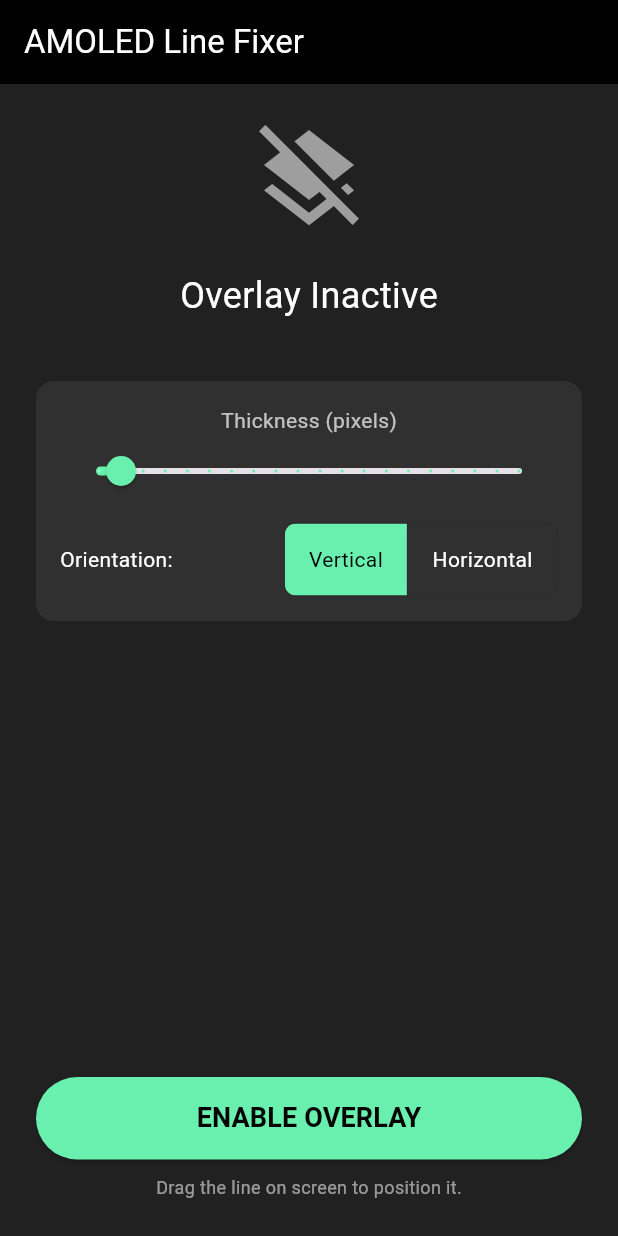
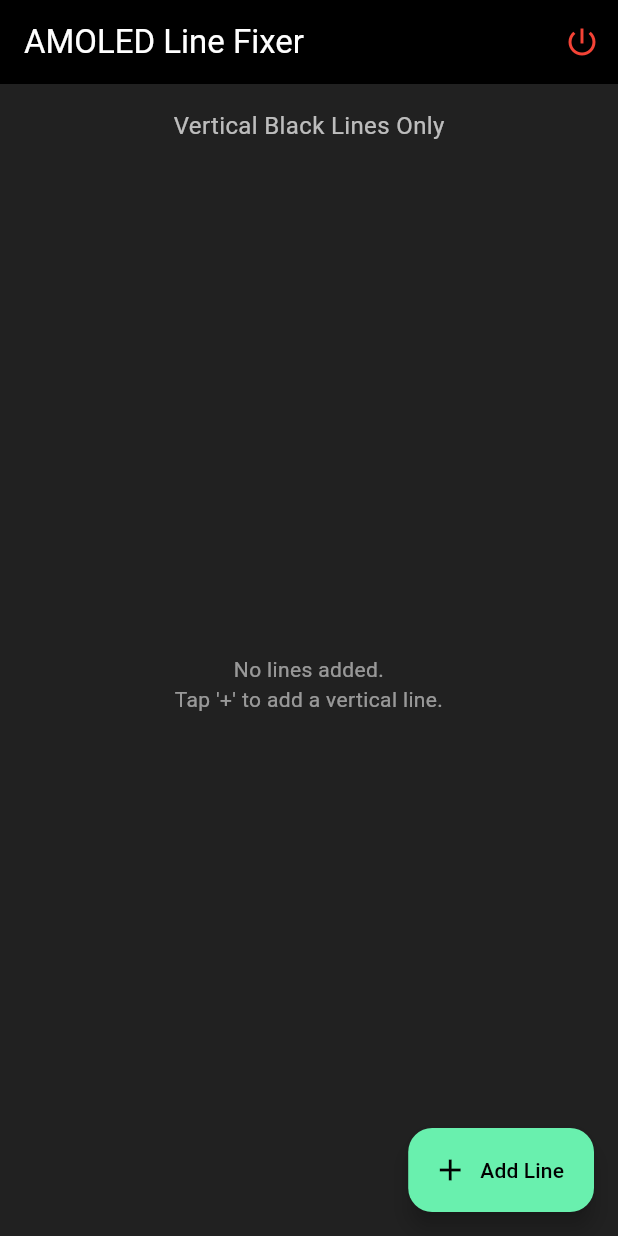
Before and after one commit to radiptolange/Green-Line-Disable-O_Amo-Led, a Flutter app: the screen it shows after launch, on a phone screen of 412 x 824 dp. Run offline on Flutter 3.47's test engine with Material 3 defaults, Android fonts, the phone set to English and light mode, and no system bars.

Commit message:
Implement multi-line vertical overlay support with sync logic

```diff
--- a/lib/main.dart
+++ b/lib/main.dart
@@ -12,12 +12,41 @@ class OverlayController extends StatefulWidget {
   State<OverlayController> createState() => _OverlayControllerState();
 }
 
+class LineConfig {
+  final int id;
+  double thickness;
+
+  LineConfig({required this.id, this.thickness = 2.0});
+
+  Map<String, dynamic> toMap() {
+    return {
+      "id": id,
+      "thickness": thickness.toInt(),
+    };
+  }
+}
+
 class _OverlayControllerState extends State<OverlayController> {
   static const platform = MethodChannel('com.example.amoled/overlay');
 
-  bool _isOverlayActive = false;
-  bool _isVertical = true;
-  double _thickness = 2.0;
+  final List<LineConfig> _lines = [];
+  int _nextId = 0;
+  bool _isServiceRunning = false;
+
+  @override
+  void initState() {
+    super.initState();
+    _checkServiceStatus();
+  }
+
+  Future<void> _checkServiceStatus() async {
+    // Ideally we would ask the native side if the service is running.
+    // For now, we assume it's not running on fresh app start,
+    // or we could implement a 'isServiceRunning' method.
+    // But since we want to sync state, let's just start with an empty list or
+    // maybe we just rely on the user adding lines again.
+    // Better: let's try to "sync" with what we have locally.
+  }
 
   Future<void> _checkPermission() async {
     final bool hasPermission = await platform.invokeMethod('checkPermission');
@@ -26,33 +55,65 @@ class _OverlayControllerState extends State<OverlayController> {
     }
   }
 
-  Future<void> _toggleOverlay() async {
+  Future<void> _syncOverlay() async {
     try {
-      if (_isOverlayActive) {
-        await platform.invokeMethod('stopOverlay');
-        setState(() => _isOverlayActive = false);
-      } else {
+      if (!_isServiceRunning && _lines.isNotEmpty) {
         await _checkPermission();
-        // Send config map
-        await platform.invokeMethod('startOverlay', {
-          "thickness": _thickness.toInt(),
-          "isVertical": _isVertical,
-        });
-        setState(() => _isOverlayActive = true);
       }
+
+      if (_lines.isEmpty) {
+         // If no lines, we can technically stop the service,
+         // OR we can just clear all overlays and keep service running.
+         // The user requirement "background run always" implies we should keep it running
+         // as long as there is at least one line, or maybe explicitly toggled.
+         // But if there are no lines, there is nothing to show.
+         // Let's stop the service if list is empty to save resources,
+         // UNLESS the user explicitly wants it "on".
+         // But "lines only" implies if I delete all lines, nothing is there.
+      }
+
+      final List<Map<String, dynamic>> linesData = _lines.map((l) => l.toMap()).toList();
+
+      await platform.invokeMethod('syncLines', {"lines": linesData});
+      setState(() => _isServiceRunning = true);
+
     } on PlatformException catch (e) {
-      print("Failed to toggle overlay: '${e.message}'.");
+      print("Failed to sync overlay: '${e.message}'.");
     }
   }
 
-  // Called when slider moves to update overlay in real-time
-  Future<void> _updateOverlayConfig() async {
-    if (_isOverlayActive) {
-      // Restarting works as an "update" because of how we wrote the Service
-      await platform.invokeMethod('startOverlay', {
-        "thickness": _thickness.toInt(),
-        "isVertical": _isVertical,
+  void _addLine() {
+    setState(() {
+      _lines.add(LineConfig(id: _nextId++));
     });
+    _syncOverlay();
+  }
+
+  void _removeLine(int id) {
+    setState(() {
+      _lines.removeWhere((l) => l.id == id);
+    });
+    _syncOverlay();
+  }
+
+  void _updateLineThickness(int id, double thickness) {
+    setState(() {
+      final line = _lines.firstWhere((l) => l.id == id);
+      line.thickness = thickness;
+    });
+    _syncOverlay();
+  }
+
+  Future<void> _stopAll() async {
+    try {
+      await platform.invokeMethod('stopOverlay');
+      setState(() {
+        _isServiceRunning = false;
+        _lines.clear();
+        _nextId = 0;
+      });
+    } on PlatformException catch (e) {
+      print("Error stopping service: $e");
     }
   }
 
@@ -64,99 +125,96 @@ class _OverlayControllerState extends State<OverlayController> {
         title: const Text("AMOLED Line Fixer"),
         backgroundColor: Colors.black,
         foregroundColor: Colors.white,
+        actions: [
+          IconButton(
+            icon: const Icon(Icons.power_settings_new),
+            color: Colors.red,
+            onPressed: _stopAll,
+            tooltip: "Stop Service & Clear All",
+          )
+        ],
       ),
       body: Padding(
-        padding: const EdgeInsets.all(24.0),
-        child: Column(
-          mainAxisAlignment: MainAxisAlignment.center,
-          children: [
-            // Status Indicator
-            Icon(
-              _isOverlayActive ? Icons.layers : Icons.layers_clear,
-              size: 80,
-              color: _isOverlayActive ? Colors.greenAccent : Colors.grey,
-            ),
-            const SizedBox(height: 20),
-            Text(
-              _isOverlayActive ? "Overlay Active" : "Overlay Inactive",
-              style: const TextStyle(color: Colors.white, fontSize: 24),
-            ),
-            const SizedBox(height: 40),
-
-            // Controls
-            Container(
-              padding: const EdgeInsets.all(16),
-              decoration: BoxDecoration(
-                color: Colors.grey[850],
-                borderRadius: BorderRadius.circular(12),
-              ),
+        padding: const EdgeInsets.all(16.0),
         child: Column(
           children: [
-                  const Text("Thickness (pixels)", style: TextStyle(color: Colors.white70)),
-                  Slider(
-                    value: _thickness,
-                    min: 1,
-                    max: 20,
-                    divisions: 19,
-                    label: _thickness.round().toString(),
-                    activeColor: Colors.greenAccent,
-                    onChanged: (value) {
-                      setState(() => _thickness = value);
-                      _updateOverlayConfig(); // Live update
-                    },
+            const Text(
+              "Vertical Black Lines Only",
+              style: TextStyle(color: Colors.white70, fontSize: 16),
             ),
             const SizedBox(height: 10),
+            Expanded(
+              child: _lines.isEmpty
+                  ? const Center(
+                      child: Text(
+                        "No lines added.\nTap '+' to add a vertical line.",
+                        textAlign: TextAlign.center,
+                        style: TextStyle(color: Colors.white54),
+                      ),
+                    )
+                  : ListView.builder(
+                      itemCount: _lines.length,
+                      itemBuilder: (context, index) {
+                        final line = _lines[index];
+                        return Card(
+                          color: Colors.grey[850],
+                          margin: const EdgeInsets.only(bottom: 12),
+                          child: Padding(
+                            padding: const EdgeInsets.all(12.0),
+                            child: Column(
+                              crossAxisAlignment: CrossAxisAlignment.start,
+                              children: [
                                 Row(
                                   mainAxisAlignment: MainAxisAlignment.spaceBetween,
                                   children: [
-                      const Text("Orientation:", style: TextStyle(color: Colors.white)),
-                      ToggleButtons(
-                        isSelected: [_isVertical, !_isVertical],
-                        onPressed: (index) {
-                          setState(() => _isVertical = index == 0);
-                          _updateOverlayConfig();
-                        },
-                        color: Colors.white,
-                        selectedColor: Colors.black,
-                        fillColor: Colors.greenAccent,
-                        borderRadius: BorderRadius.circular(8),
-                        children: const [
-                          Padding(padding: EdgeInsets.symmetric(horizontal: 16), child: Text("Vertical")),
-                          Padding(padding: EdgeInsets.symmetric(horizontal: 16), child: Text("Horizontal")),
+                                    Text(
+                                      "Line #${line.id + 1}",
+                                      style: const TextStyle(
+                                          color: Colors.white, fontWeight: FontWeight.bold),
+                                    ),
+                                    IconButton(
+                                      icon: const Icon(Icons.delete, color: Colors.redAccent),
+                                      onPressed: () => _removeLine(line.id),
+                                    ),
                                   ],
+                                ),
+                                Row(
+                                  children: [
+                                    const Text("Thickness:", style: TextStyle(color: Colors.white70)),
+                                    Expanded(
+                                      child: Slider(
+                                        value: line.thickness,
+                                        min: 1,
+                                        max: 50,
+                                        divisions: 49,
+                                        label: line.thickness.round().toString(),
+                                        activeColor: Colors.greenAccent,
+                                        onChanged: (val) => _updateLineThickness(line.id, val),
+                                      ),
+                                    ),
+                                    Text(
+                                      "${line.thickness.toInt()}px",
+                                      style: const TextStyle(color: Colors.white),
                                     ),
                                   ],
                                 ),
                               ],
                             ),
                           ),
-
-            const Spacer(),
-
-            // Main Action Button
-            SizedBox(
-              width: double.infinity,
-              height: 55,
-              child: ElevatedButton(
-                style: ElevatedButton.styleFrom(
-                  backgroundColor: _isOverlayActive ? Colors.redAccent : Colors.greenAccent,
-                  foregroundColor: Colors.black,
+                        );
+                      },
                     ),
-                onPressed: _toggleOverlay,
-                child: Text(
-                  _isOverlayActive ? "TURN OFF" : "ENABLE OVERLAY",
-                  style: const TextStyle(fontSize: 18, fontWeight: FontWeight.bold),
-                ),
-              ),
-            ),
-            const SizedBox(height: 10),
-            const Text(
-              "Drag the line on screen to position it.",
-              style: TextStyle(color: Colors.white54, fontSize: 12),
             ),
           ],
         ),
       ),
+      floatingActionButton: FloatingActionButton.extended(
+        onPressed: _addLine,
+        backgroundColor: Colors.greenAccent,
+        foregroundColor: Colors.black,
+        icon: const Icon(Icons.add),
+        label: const Text("Add Line"),
+      ),
     );
   }
 }
```
Also changed, not shown: 2 other files. Lines whose indentation alone changed are shown as unchanged.
